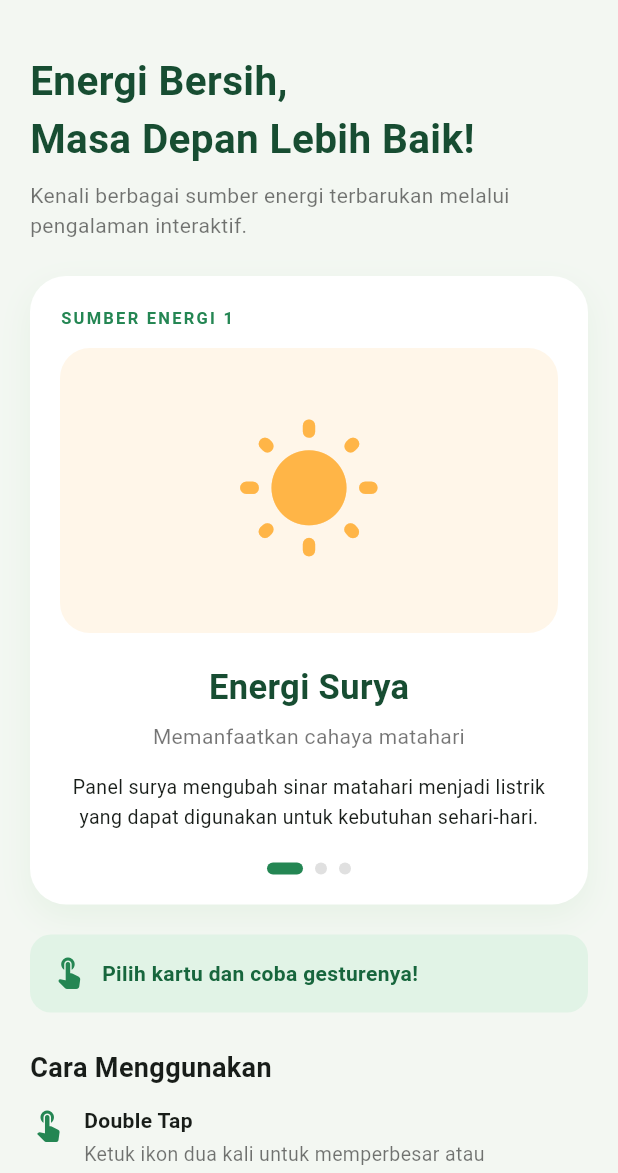
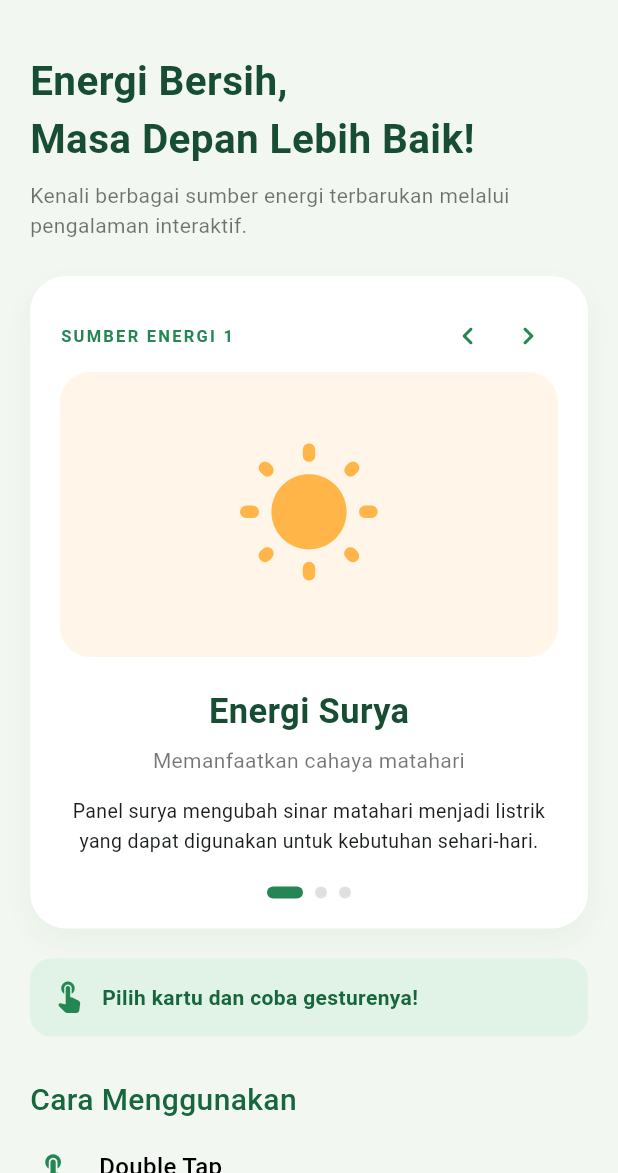
Before and after one commit to arazskiia/tugaspemogramanmobile, a Flutter app: the screen it shows after launch, on a phone screen of 412 x 824 dp, the part 63-1236 px from its top. Run offline on Flutter 3.47's test engine with Material 3 defaults, Android fonts, the phone set to English and light mode, and no system bars.

Commit message:
Refactor EcoEnergyApp and EnergyDashboard layout

```diff
--- a/lib/main.dart
+++ b/lib/main.dart
@@ -1,8 +1,15 @@
+import 'package:flutter/gestures.dart';
 import 'package:flutter/material.dart';
+import 'package:flutter/services.dart';
 
 void main() {
   runApp(const EcoEnergyApp());
 }
+
+const Color kGreen = Color(0xFF248653);
+const Color kDarkGreen = Color(0xFF17663D);
+const Color kTitleGreen = Color(0xFF174D32);
+const Color kBg = Color(0xFFF3F7F2);
 
 class EcoEnergyApp extends StatelessWidget {
   const EcoEnergyApp({super.key});
@@ -12,27 +19,25 @@ class EcoEnergyApp extends StatelessWidget {
     return MaterialApp(
       debugShowCheckedModeBanner: false,
       title: 'EcoEnergy',
+      scrollBehavior: const MaterialScrollBehavior().copyWith(
+        dragDevices: {
+          PointerDeviceKind.touch,
+          PointerDeviceKind.mouse,
+          PointerDeviceKind.trackpad,
+          PointerDeviceKind.stylus,
+        },
+      ),
       theme: ThemeData(
         useMaterial3: true,
-        scaffoldBackgroundColor: const Color(0xFFF3F7F2),
-        colorScheme: ColorScheme.fromSeed(
-          seedColor: const Color(0xFF248653),
+        scaffoldBackgroundColor: kBg,
+        colorScheme: ColorScheme.fromSeed(seedColor: kGreen),
       ),
-      ),
-      home: const EnergyDashboard(),
+      home: const MainShell(),
     );
   }
 }
 
-class EnergyDashboard extends StatefulWidget {
-  const EnergyDashboard({super.key});
-
-  @override
-  State<EnergyDashboard> createState() =>
-      _EnergyDashboardState();
-}
-
-class _EnergyDashboardState extends State<EnergyDashboard> {
+/// Data sumber energi (dipakai bersama oleh semua halaman).
 final List<Map<String, dynamic>> energies = [
   {
     'title': 'Energi Surya',
@@ -63,51 +68,208 @@ class _EnergyDashboardState extends State<EnergyDashboard> {
   },
 ];
 
-  int currentIndex = 0;
+/// Halaman utama (tanpa menu navigasi bawah).
+class MainShell extends StatelessWidget {
+  const MainShell({super.key});
+
+  @override
+  Widget build(BuildContext context) {
+    return Scaffold(
+      appBar: AppBar(
+        backgroundColor: kBg,
+        scrolledUnderElevation: 0,
+        title: const Text(
+          'EcoEnergy',
+          style: TextStyle(fontWeight: FontWeight.bold, color: kDarkGreen),
+        ),
+        actions: const [
+          Padding(
+            padding: EdgeInsets.only(right: 18),
+            child: Icon(Icons.eco_rounded, color: kGreen, size: 30),
+          ),
+        ],
+      ),
+      body: const SafeArea(child: EnergyDashboard()),
+    );
+  }
+}
+
+/// ---------------------------------------------------------------
+/// Bagian "Cara Menggunakan" (dipakai di Beranda & Panduan)
+/// ---------------------------------------------------------------
+class UsageGuide extends StatelessWidget {
+  const UsageGuide({super.key});
+
+  @override
+  Widget build(BuildContext context) {
+    return const Column(
+      crossAxisAlignment: CrossAxisAlignment.start,
+      children: [
+        Text(
+          'Cara Menggunakan',
+          style: TextStyle(
+            fontSize: 20,
+            fontWeight: FontWeight.w500,
+            color: kDarkGreen,
+          ),
+        ),
+        SizedBox(height: 18),
+        InstructionItem(
+          icon: Icons.touch_app,
+          title: 'Double Tap',
+          description:
+              'Ketuk ikon dua kali untuk memperbesar atau mengembalikan ukurannya.',
+        ),
+        InstructionItem(
+          icon: Icons.pinch,
+          title: 'Scale / Pinch',
+          description:
+              'Gunakan dua jari pada ikon untuk mengubah ukuran objek.',
+        ),
+        InstructionItem(
+          icon: Icons.swipe,
+          title: 'Swipe Horizontal',
+          description:
+              'Geser kartu ke kiri atau kanan untuk berpindah sumber energi.',
+        ),
+      ],
+    );
+  }
+}
+
+class InstructionItem extends StatelessWidget {
+  final IconData icon;
+  final String title;
+  final String description;
+
+  const InstructionItem({
+    super.key,
+    required this.icon,
+    required this.title,
+    required this.description,
+  });
+
+  @override
+  Widget build(BuildContext context) {
+    return Padding(
+      padding: const EdgeInsets.only(bottom: 18),
+      child: Row(
+        crossAxisAlignment: CrossAxisAlignment.start,
+        children: [
+          SizedBox(
+            width: 32,
+            child: Icon(icon, color: kGreen, size: 28),
+          ),
+          const SizedBox(width: 14),
+          Expanded(
+            child: Column(
+              crossAxisAlignment: CrossAxisAlignment.start,
+              children: [
+                Text(
+                  title,
+                  style: const TextStyle(
+                    fontSize: 16,
+                    fontWeight: FontWeight.w500,
+                    color: Colors.black,
+                  ),
+                ),
+                const SizedBox(height: 6),
+                Text(
+                  description,
+                  style: const TextStyle(
+                    fontSize: 14,
+                    height: 1.4,
+                    color: Colors.black54,
+                  ),
+                ),
+              ],
+            ),
+          ),
+        ],
+      ),
+    );
+  }
+}
+
+/// ---------------------------------------------------------------
+/// Halaman Beranda
+/// ---------------------------------------------------------------
+class EnergyDashboard extends StatefulWidget {
+  final int initialIndex;
+  final ValueChanged<int>? onIndexChanged;
+
+  const EnergyDashboard({
+    super.key,
+    this.initialIndex = 0,
+    this.onIndexChanged,
+  });
+
+  @override
+  State<EnergyDashboard> createState() => _EnergyDashboardState();
+}
+
+class _EnergyDashboardState extends State<EnergyDashboard> {
+  late int currentIndex = widget.initialIndex;
   double objectScale = 1.0;
+  double baseScale = 1.0;
+  bool isPinching = false;
   bool doubleTapZoom = false;
   String gestureStatus = 'Pilih kartu dan coba gesturenya!';
+  DateTime _lastWheel = DateTime.fromMillisecondsSinceEpoch(0);
+
+  // Scroll horizontal mouse / trackpad (atau Shift + scroll wheel).
+  void _onPointerSignal(PointerSignalEvent event) {
+    if (event is! PointerScrollEvent) return;
+
+    final dx = event.scrollDelta.dx;
+    final dy = event.scrollDelta.dy;
+    final shift = HardwareKeyboard.instance.isShiftPressed;
+
+    // Shift + scroll wheel: sebagian browser mengirimnya sebagai dy.
+    final delta = dx.abs() > dy.abs() ? dx : (shift ? dy : 0.0);
+    if (delta.abs() < 10) return;
+
+    final now = DateTime.now();
+    if (now.difference(_lastWheel).inMilliseconds < 450) return;
+    _lastWheel = now;
+
+    changeCard(delta > 0 ? 1 : -1);
+    setState(() => gestureStatus = 'Scroll mouse: kartu berpindah');
+  }
+
+  // Tombol panah keyboard kiri / kanan.
+  KeyEventResult _onKey(FocusNode node, KeyEvent event) {
+    if (event is! KeyDownEvent) return KeyEventResult.ignored;
+    if (event.logicalKey == LogicalKeyboardKey.arrowRight) {
+      changeCard(1);
+      return KeyEventResult.handled;
+    }
+    if (event.logicalKey == LogicalKeyboardKey.arrowLeft) {
+      changeCard(-1);
+      return KeyEventResult.handled;
+    }
+    return KeyEventResult.ignored;
+  }
 
   void changeCard(int direction) {
     setState(() {
       currentIndex =
-          (currentIndex + direction + energies.length) %
-              energies.length;
+          (currentIndex + direction + energies.length) % energies.length;
       objectScale = 1.0;
       doubleTapZoom = false;
       gestureStatus = direction > 0
-          ? 'Swipe kanan: kartu berikutnya'
-          : 'Swipe kiri: kartu sebelumnya';
+          ? 'Swipe kiri: kartu berikutnya'
+          : 'Swipe kanan: kartu sebelumnya';
     });
+    widget.onIndexChanged?.call(currentIndex);
   }
 
   @override
   Widget build(BuildContext context) {
     final energy = energies[currentIndex];
+    final Color color = energy['color'] as Color;
 
-    return Scaffold(
-      appBar: AppBar(
-        backgroundColor: const Color(0xFFF3F7F2),
-        title: const Text(
-          'EcoEnergy',
-          style: TextStyle(
-            fontWeight: FontWeight.bold,
-            color: Color(0xFF17663D),
-          ),
-        ),
-        actions: const [
-          Padding(
-            padding: EdgeInsets.only(right: 18),
-            child: Icon(
-              Icons.eco_rounded,
-              color: Color(0xFF248653),
-              size: 30,
-            ),
-          ),
-        ],
-      ),
-      body: SafeArea(
-        child: SingleChildScrollView(
+    return SingleChildScrollView(
       padding: const EdgeInsets.all(20),
       child: Column(
         crossAxisAlignment: CrossAxisAlignment.start,
@@ -117,26 +279,26 @@ class _EnergyDashboardState extends State<EnergyDashboard> {
             style: TextStyle(
               fontSize: 27,
               fontWeight: FontWeight.bold,
-                  color: Color(0xFF174D32),
+              color: kTitleGreen,
             ),
           ),
           const SizedBox(height: 8),
           const Text(
             'Kenali berbagai sumber energi terbarukan '
             'melalui pengalaman interaktif.',
-                style: TextStyle(
-                  fontSize: 14,
-                  color: Colors.black54,
-                ),
+            style: TextStyle(fontSize: 14, color: Colors.black54),
           ),
           const SizedBox(height: 24),
 
           // Kartu dapat digeser secara horizontal.
-              GestureDetector(
+          Focus(
+            autofocus: true,
+            onKeyEvent: _onKey,
+            child: Listener(
+            onPointerSignal: _onPointerSignal,
+            child: GestureDetector(
             onHorizontalDragEnd: (details) {
-                  final velocity =
-                      details.primaryVelocity ?? 0;
-
+              final velocity = details.primaryVelocity ?? 0;
               if (velocity < -100) {
                 changeCard(1);
               } else if (velocity > 100) {
@@ -151,7 +313,7 @@ class _EnergyDashboardState extends State<EnergyDashboard> {
                 borderRadius: BorderRadius.circular(24),
                 boxShadow: [
                   BoxShadow(
-                        color: Colors.green.withOpacity(0.08),
+                    color: Colors.green.withValues(alpha: 0.08),
                     blurRadius: 18,
                     offset: const Offset(0, 8),
                   ),
@@ -159,62 +321,90 @@ class _EnergyDashboardState extends State<EnergyDashboard> {
               ),
               child: Column(
                 children: [
-                      Align(
-                        alignment: Alignment.centerLeft,
+                  Row(
+                    children: [
+                      Expanded(
                         child: Text(
                           'SUMBER ENERGI ${currentIndex + 1}',
                           style: const TextStyle(
                             fontSize: 11,
                             letterSpacing: 1.5,
                             fontWeight: FontWeight.bold,
-                            color: Color(0xFF248653),
+                            color: kGreen,
                           ),
                         ),
                       ),
-                      const SizedBox(height: 12),
+                      IconButton(
+                        tooltip: 'Sebelumnya',
+                        visualDensity: VisualDensity.compact,
+                        color: kGreen,
+                        icon: const Icon(Icons.chevron_left_rounded),
+                        onPressed: () => changeCard(-1),
+                      ),
+                      IconButton(
+                        tooltip: 'Berikutnya',
+                        visualDensity: VisualDensity.compact,
+                        color: kGreen,
+                        icon: const Icon(Icons.chevron_right_rounded),
+                        onPressed: () => changeCard(1),
+                      ),
+                    ],
+                  ),
+                  const SizedBox(height: 4),
 
-                      // Double tap dan pinch diterapkan
-                      // pada objek ikon energi.
+                  // Double tap & pinch pada objek ikon energi.
                   GestureDetector(
                     onDoubleTap: () {
                       setState(() {
                         doubleTapZoom = !doubleTapZoom;
-                            objectScale =
-                                doubleTapZoom ? 1.5 : 1.0;
+                        objectScale = doubleTapZoom ? 1.5 : 1.0;
                         gestureStatus = doubleTapZoom
                             ? 'Double Tap: objek diperbesar'
                             : 'Double Tap: ukuran kembali normal';
                       });
                     },
-                        onScaleStart: (_) {},
+                    onScaleStart: (_) {
+                      baseScale = objectScale;
+                      isPinching = false;
+                    },
                     onScaleUpdate: (details) {
                       if (details.pointerCount >= 2) {
+                        isPinching = true;
                         setState(() {
                           objectScale =
-                                  (details.scale).clamp(0.7, 2.0);
-                              gestureStatus =
-                                  'Pinch: ukuran objek berubah';
+                              (baseScale * details.scale).clamp(0.7, 2.0);
+                          doubleTapZoom = objectScale > 1.0;
+                          gestureStatus = 'Pinch: ukuran objek berubah';
                         });
                       }
                     },
+                    // Swipe satu jari di area ikon ditangani di sini,
+                    // karena recognizer scale mengalahkan drag horizontal.
+                    onScaleEnd: (details) {
+                      if (isPinching) return;
+                      final vx = details.velocity.pixelsPerSecond.dx;
+                      if (vx < -300) {
+                        changeCard(1);
+                      } else if (vx > 300) {
+                        changeCard(-1);
+                      }
+                    },
                     child: AnimatedContainer(
-                          duration:
-                              const Duration(milliseconds: 200),
+                      duration: const Duration(milliseconds: 200),
                       height: 190,
                       width: double.infinity,
                       decoration: BoxDecoration(
-                            color: energy['color']
-                                .withOpacity(0.12),
-                            borderRadius:
-                                BorderRadius.circular(20),
+                        color: color.withValues(alpha: 0.12),
+                        borderRadius: BorderRadius.circular(20),
                       ),
                       child: Center(
-                            child: Transform.scale(
+                        child: AnimatedScale(
                           scale: objectScale,
+                          duration: const Duration(milliseconds: 150),
                           child: Icon(
-                                energy['icon'],
+                            energy['icon'] as IconData,
                             size: 100,
-                                color: energy['color'],
+                            color: color,
                           ),
                         ),
                       ),
@@ -223,29 +413,24 @@ class _EnergyDashboardState extends State<EnergyDashboard> {
 
                   const SizedBox(height: 20),
                   Text(
-                        energy['title'],
+                    energy['title'] as String,
                     style: const TextStyle(
                       fontSize: 23,
                       fontWeight: FontWeight.bold,
-                          color: Color(0xFF174D32),
+                      color: kTitleGreen,
                     ),
                   ),
                   const SizedBox(height: 6),
                   Text(
-                        energy['subtitle'],
+                    energy['subtitle'] as String,
                     textAlign: TextAlign.center,
-                        style: const TextStyle(
-                          color: Colors.black54,
-                        ),
+                    style: const TextStyle(color: Colors.black54),
                   ),
                   const SizedBox(height: 14),
                   Text(
-                        energy['description'],
+                    energy['description'] as String,
                     textAlign: TextAlign.center,
-                        style: const TextStyle(
-                          height: 1.5,
-                          fontSize: 13,
-                        ),
+                    style: const TextStyle(height: 1.5, fontSize: 13),
                   ),
                   const SizedBox(height: 20),
 
@@ -254,24 +439,22 @@ class _EnergyDashboardState extends State<EnergyDashboard> {
                     children: List.generate(
                       energies.length,
                       (index) => AnimatedContainer(
-                            duration:
-                                const Duration(milliseconds: 200),
-                            margin: const EdgeInsets.symmetric(
-                              horizontal: 4,
-                            ),
+                        duration: const Duration(milliseconds: 200),
+                        margin: const EdgeInsets.symmetric(horizontal: 4),
                         height: 8,
                         width: currentIndex == index ? 24 : 8,
                         decoration: BoxDecoration(
                           color: currentIndex == index
-                                  ? const Color(0xFF248653)
+                              ? kGreen
                               : Colors.grey.shade300,
-                              borderRadius:
-                                  BorderRadius.circular(10),
+                          borderRadius: BorderRadius.circular(10),
                         ),
                       ),
                     ),
                   ),
                 ],
+              ),
+            ),
           ),
           ),
           ),
@@ -288,17 +471,14 @@ class _EnergyDashboardState extends State<EnergyDashboard> {
             ),
             child: Row(
               children: [
-                    const Icon(
-                      Icons.touch_app_rounded,
-                      color: Color(0xFF248653),
-                    ),
+                const Icon(Icons.touch_app_rounded, color: kGreen),
                 const SizedBox(width: 10),
                 Expanded(
                   child: Text(
                     gestureStatus,
                     style: const TextStyle(
                       fontWeight: FontWeight.w600,
-                          color: Color(0xFF17663D),
+                      color: kDarkGreen,
                     ),
                   ),
                 ),
@@ -306,88 +486,22 @@ class _EnergyDashboardState extends State<EnergyDashboard> {
             ),
           ),
 
-              const SizedBox(height: 24),
-              const Text(
-                'Cara Menggunakan',
-                style: TextStyle(
-                  fontSize: 18,
-                  fontWeight: FontWeight.bold,
-                ),
-              ),
-              const SizedBox(height: 12),
+          const SizedBox(height: 28),
+          const UsageGuide(),
 
-              instruction(
-                Icons.touch_app,
-                'Double Tap',
-                'Ketuk ikon dua kali untuk memperbesar '
-                    'atau mengembalikan ukurannya.',
-              ),
-              instruction(
-                Icons.pinch,
-                'Scale / Pinch',
-                'Gunakan dua jari pada ikon untuk '
-                    'mengubah ukuran objek.',
-              ),
-              instruction(
-                Icons.swipe,
-                'Swipe Horizontal',
-                'Geser area kartu ke kiri atau kanan '
-                    'untuk berpindah sumber energi.',
-              ),
-
-              const SizedBox(height: 16),
+          const SizedBox(height: 8),
           const Center(
             child: Text(
               'SDG 7 • Affordable and Clean Energy',
               textAlign: TextAlign.center,
               style: TextStyle(
                 fontSize: 12,
-                    color: Color(0xFF248653),
+                color: kGreen,
                 fontWeight: FontWeight.bold,
               ),
             ),
           ),
-            ],
-          ),
-        ),
-      ),
-    );
-  }
-
-  Widget instruction(
-    IconData icon,
-    String title,
-    String description,
-  ) {
-    return Padding(
-      padding: const EdgeInsets.only(bottom: 14),
-      child: Row(
-        crossAxisAlignment: CrossAxisAlignment.start,
-        children: [
-          Icon(icon, color: const Color(0xFF248653)),
-          const SizedBox(width: 12),
-          Expanded(
-            child: Column(
-              crossAxisAlignment: CrossAxisAlignment.start,
-              children: [
-                Text(
-                  title,
-                  style: const TextStyle(
-                    fontWeight: FontWeight.bold,
-                  ),
-                ),
-                const SizedBox(height: 3),
-                Text(
-                  description,
-                  style: const TextStyle(
-                    color: Colors.black54,
-                    height: 1.4,
-                    fontSize: 13,
-                  ),
-                ),
-              ],
-            ),
-          ),
+          const SizedBox(height: 8),
         ],
       ),
     );
```
Lines whose indentation alone changed are shown as unchanged.
